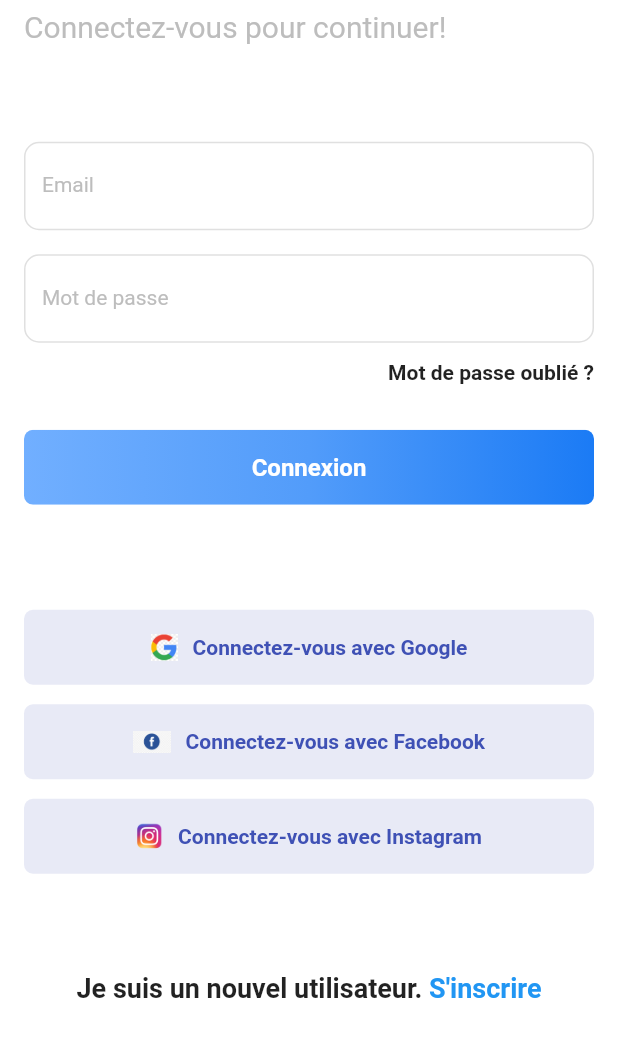
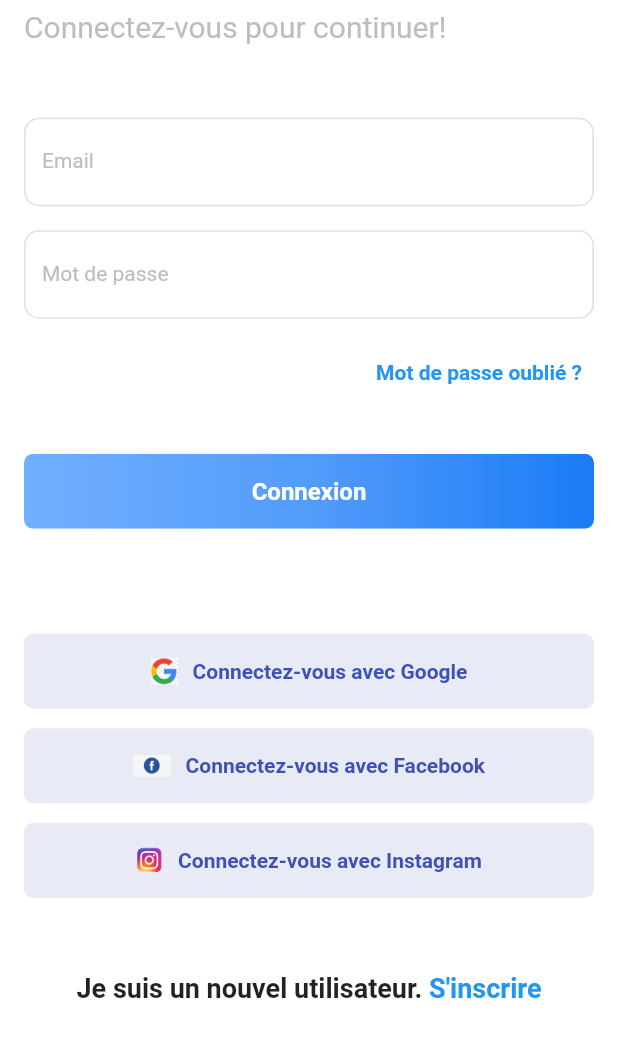
Before and after one commit to Hug0x0/PetsMeetapp, a Flutter app: the screen it shows after launch, on a phone screen of 412 x 824 dp, the part 120-1177 px from its top. Run offline on Flutter 3.47's test engine with Material 2 defaults, Android fonts, the phone set to English and light mode, and no system bars; our stand-ins replace cloud_firestore, email_validator, firebase_auth, firebase_core, google_maps_flutter; accounts and stored records are empty.

Commit message:
change connection

```diff
--- a/lib/screens/connection.dart
+++ b/lib/screens/connection.dart
@@ -116,10 +116,16 @@ class _ConnectionState extends State<Connection> {
                   ),
                   Align(
                     alignment: Alignment.topRight,
-                    child: Text(
-                      "Mot de passe oublié ?",
-                      style:
-                          TextStyle(fontSize: 14, fontWeight: FontWeight.w600),
+                    child: TextButton(
+                      child: Text(
+                        "Mot de passe oublié ?",
+                        style: TextStyle(
+                            fontSize: 14, fontWeight: FontWeight.w600),
+                      ),
+                      onPressed: () {
+                        Routing.navigateToScreen(
+                            context, Routes.ForgotPassword);
+                      },
                     ),
                   ),
                   SizedBox(
```
